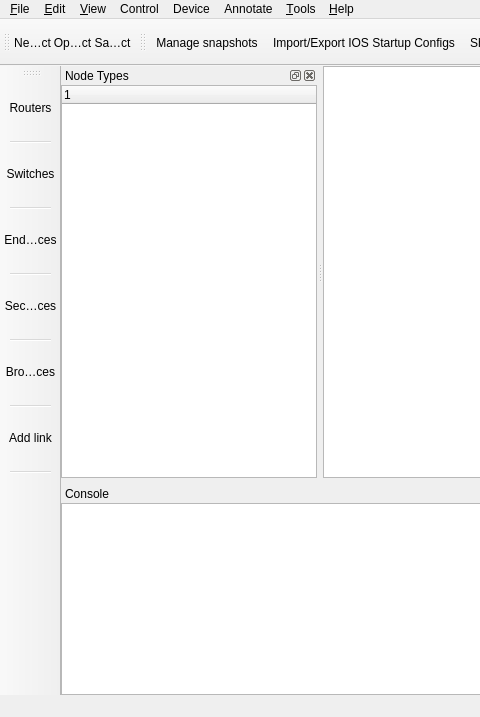
This is src/GNS3/Ui/Form_MainWindow.ui in GNS3/gns3-legacy as Qt 5 draws it before an edit; both pictures show x 0 to 480 and y 0 to 717 of the 982 by 717 pixel window. The edited form follows.
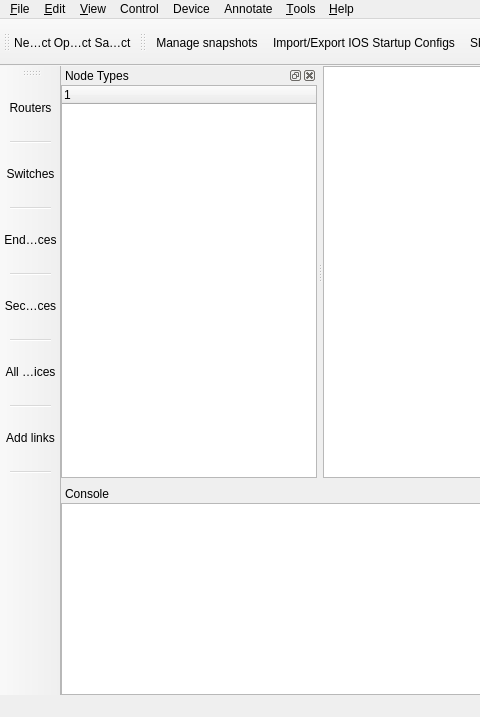
This is the edited form. Icons and pictures are not drawn. Custom widgets are drawn as their Qt base class.

Commit message: Version updated to 0.8.4 RC4 (for internal testing only) Possibility to press shift to force the display of link types when adding a link with option 'always use manual mode when adding links' activated. Better default directory when using file browsers (ellipse buttons in preferences). Fixed bug when a device was named 'LAN'. Option to activate/deactivate the inclusion of a screenshot when saving a project. The screenshot is named the same as the project file (e.g. topology.net = topology.png). Possibility open a project by opening its corresponding screenshot.

Patch:
```diff
--- a/src/GNS3/Ui/Form_MainWindow.ui
+++ b/src/GNS3/Ui/Form_MainWindow.ui
@@ -1151,7 +1151,7 @@
    <property name="text">
     <string>Routers</string>
    </property>
-   <property name="toolTip">
+   <property name="iconText">
     <string>Routers</string>
    </property>
    <property name="statusTip">
@@ -1167,7 +1167,7 @@
    <property name="text">
     <string>Switches</string>
    </property>
-   <property name="toolTip">
+   <property name="iconText">
     <string>Switches</string>
    </property>
    <property name="statusTip">
@@ -1183,7 +1183,7 @@
    <property name="text">
     <string>End devices</string>
    </property>
-   <property name="toolTip">
+   <property name="iconText">
     <string>End devices</string>
    </property>
    <property name="statusTip">
@@ -1199,7 +1199,7 @@
    <property name="text">
     <string>Security devices</string>
    </property>
-   <property name="toolTip">
+   <property name="iconText">
     <string>Security devices</string>
    </property>
    <property name="statusTip">
@@ -1224,7 +1224,7 @@
      <activeoff>:/icons/browse-all-icons-hover.png</activeoff>:/icons/browse-all-icons.png</iconset>
    </property>
    <property name="text">
-    <string>Browse all devices</string>
+    <string>All devices</string>
    </property>
    <property name="toolTip">
     <string>Browse all devices</string>
@@ -1243,7 +1243,7 @@
      <activeoff>:/icons/connection-new-hover.svg</activeoff>:/icons/connection-new.svg</iconset>
    </property>
    <property name="text">
-    <string>Add link</string>
+    <string>Add links</string>
    </property>
    <property name="toolTip">
     <string>Add a link</string>
```
Left out of the diff: 33 changed lines with no effect on the pictures. The commit also changes 19 other files.
